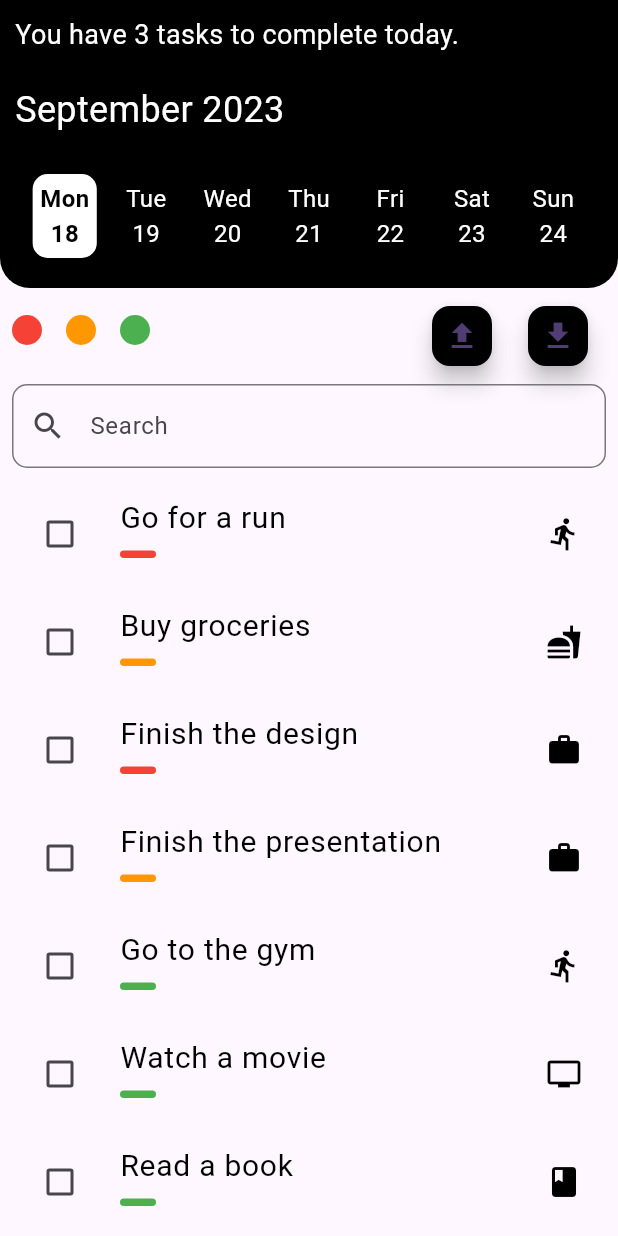
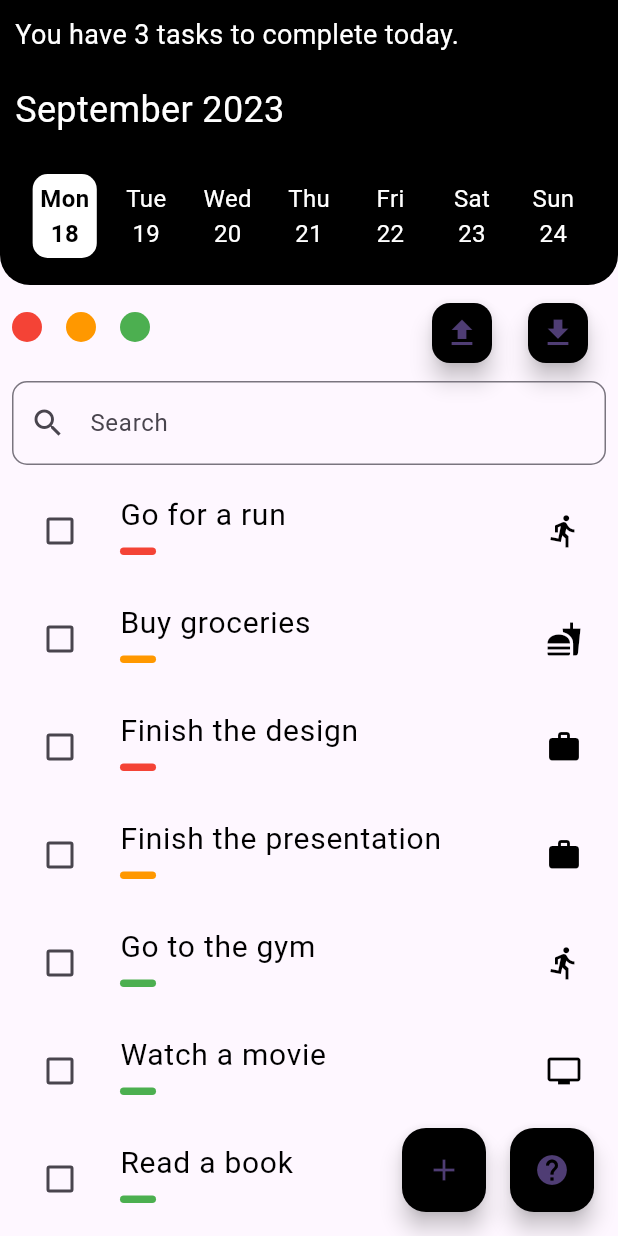
Before and after one commit to HasalaDissanayake/TaskManager-Flutter, a Flutter app: the TodoScreen widget shown alone on an empty page, opened directly, after a tap on the "download" icon, on a phone screen of 412 x 824 dp. Run offline on Flutter 3.47's test engine with Material 2 defaults, Android fonts, the phone set to English and light mode, and no system bars; drawn by our look-alikes of flutter_slidable; our stand-ins replace accordion, file_picker, flutter_svg, pdf.

Commit message:
fix the add button

```diff
--- a/lib/screens/list.dart
+++ b/lib/screens/list.dart
@@ -2,6 +2,8 @@ import 'package:flutter/material.dart';
 import 'package:intl/intl.dart';
 import 'package:flutter_slidable/flutter_slidable.dart';
 import 'package:file_picker/file_picker.dart';
+import 'package:pdf/pdf.dart';
+import 'package:pdf/widgets.dart' as pdfLib;
 
 void main() {
   runApp(const TodoApp());
@@ -106,8 +108,10 @@ class _TodoScreenState extends State<TodoScreen> {
   Widget build(BuildContext context) {
     final now = DateTime.now();
     final startOfWeek = now.subtract(Duration(days: now.weekday - 1));
-    final weekDates = List.generate(7, (index) => startOfWeek.add(Duration(days: index)));
-    final weekDaysName = weekDates.map((date) => DateFormat('E').format(date)).toList();
+    final weekDates =
+        List.generate(7, (index) => startOfWeek.add(Duration(days: index)));
+    final weekDaysName =
+        weekDates.map((date) => DateFormat('E').format(date)).toList();
 
     //icons for the categories
     final categoryIcons = {
@@ -126,10 +130,13 @@ class _TodoScreenState extends State<TodoScreen> {
       'Medium': Colors.orange,
       'Low': Colors.green,
     };
-
-    return ListView(
+    return Stack(
       children: [
-        Container(
+        ListView(
+          children: [
+            SizedBox(
+              height: 190,
+              child: Container(
                 decoration: const BoxDecoration(
                   borderRadius: BorderRadius.only(
                     bottomLeft: Radius.circular(20.0),
@@ -151,7 +158,10 @@ class _TodoScreenState extends State<TodoScreen> {
                       padding: const EdgeInsets.all(10.0),
                       child: Text(
                         DateFormat.yMMMM().format(DateTime.now()),
-                  style: TextStyle(color: Colors.white, fontSize: 24.0,background: Paint()..color = Colors.black),
+                        style: TextStyle(
+                            color: Colors.white,
+                            fontSize: 24.0,
+                            background: Paint()..color = Colors.black),
                       ),
                     ),
                     // Display the days of the week with dates in a grid
@@ -160,7 +170,8 @@ class _TodoScreenState extends State<TodoScreen> {
                       child: Container(
                         height: 60,
                         child: GridView.builder(
-                    gridDelegate: const SliverGridDelegateWithFixedCrossAxisCount(
+                          gridDelegate:
+                              const SliverGridDelegateWithFixedCrossAxisCount(
                             crossAxisCount: 7, // 2 columns
                           ),
                           itemCount: weekDaysName.length,
@@ -168,13 +179,18 @@ class _TodoScreenState extends State<TodoScreen> {
                             final dayName = weekDaysName[index];
                             final date = weekDates[index].day.toString();
 
-                      final isToday = date == now.day.toString(); // Check if it's today's date
+                            final isToday = date ==
+                                now.day
+                                    .toString(); // Check if it's today's date
 
                             return Column(
                               children: [
                                 Container(
                                   decoration: BoxDecoration(
-                              color: isToday ? Colors.white : Colors.black, // Highlighted background color
+                                    color: isToday
+                                        ? Colors.white
+                                        : Colors
+                                            .black, // Highlighted background color
                                     borderRadius: BorderRadius.circular(10.0),
                                   ),
                                   padding: const EdgeInsets.all(5.0),
@@ -183,17 +199,25 @@ class _TodoScreenState extends State<TodoScreen> {
                                       Text(
                                         dayName,
                                         style: TextStyle(
-                                    color: isToday ? Colors.black : Colors.white,
+                                          color: isToday
+                                              ? Colors.black
+                                              : Colors.white,
                                           fontSize: 16.0,
-                                    fontWeight: isToday ? FontWeight.bold : FontWeight.normal,
+                                          fontWeight: isToday
+                                              ? FontWeight.bold
+                                              : FontWeight.normal,
                                         ),
                                       ),
                                       Text(
                                         date,
                                         style: TextStyle(
-                                    color: isToday ? Colors.black : Colors.white,
+                                          color: isToday
+                                              ? Colors.black
+                                              : Colors.white,
                                           fontSize: 16.0,
-                                    fontWeight: isToday ? FontWeight.bold : FontWeight.normal,
+                                          fontWeight: isToday
+                                              ? FontWeight.bold
+                                              : FontWeight.normal,
                                         ),
                                       ),
                                     ],
@@ -206,6 +230,7 @@ class _TodoScreenState extends State<TodoScreen> {
                       ),
                     ),
                   ],
+                ),
               ),
             ),
             Column(
@@ -249,7 +274,7 @@ class _TodoScreenState extends State<TodoScreen> {
                     Spacer(), // This will push the following Row to the right
                     Padding(
                       padding: const EdgeInsets.only(top: 8.0),
-                  child:Row(
+                      child: Row(
                         mainAxisAlignment: MainAxisAlignment.spaceAround,
                         children: [
                           FloatingActionButton(
@@ -261,17 +286,19 @@ class _TodoScreenState extends State<TodoScreen> {
                             tooltip: 'Upload a task list',
                             backgroundColor: Colors.black,
                           ),
-                    SizedBox(width: 16.0), // Add some spacing between buttons
+                          SizedBox(
+                              width: 16.0), // Add some spacing between buttons
                           FloatingActionButton(
                             mini: true,
                             onPressed: () {
-                        // Handle download button press
+                              downloadTaskList();
                             },
                             child: const Icon(Icons.download),
                             tooltip: 'Download a task list',
                             backgroundColor: Colors.black,
                           ),
-                    SizedBox(width: 16.0), // Add some spacing between buttons
+                          SizedBox(
+                              width: 16.0), // Add some spacing between buttons
                         ],
                       ),
                     )
@@ -314,14 +341,14 @@ class _TodoScreenState extends State<TodoScreen> {
                         ),
                       ],
                       child: ListTile(
-                    leading:
-                    Checkbox(
+                        leading: Checkbox(
                           value: task['isDone'],
                           checkColor: Colors.white,
                           activeColor: Colors.black,
                           onChanged: (bool? newValue) {
                             setState(() {
-                          task['isDone'] = newValue ?? false; // Update the 'isDone' property based on the new value
+                              task['isDone'] = newValue ??
+                                  false; // Update the 'isDone' property based on the new value
                             });
                           },
                         ),
@@ -330,7 +357,9 @@ class _TodoScreenState extends State<TodoScreen> {
                           style: TextStyle(
                             color: task['isDone'] ? Colors.grey : Colors.black,
                             fontSize: 20.0,
-                        decoration: task['isDone']? TextDecoration.lineThrough : TextDecoration.none,
+                            decoration: task['isDone']
+                                ? TextDecoration.lineThrough
+                                : TextDecoration.none,
                           ),
                         ),
                         subtitle: Row(
@@ -354,22 +383,16 @@ class _TodoScreenState extends State<TodoScreen> {
                     );
                   },
                 ),
-              Padding(
-                padding: const EdgeInsets.all(8.0),
+              ],
+            ),
+          ],
+        ),
+        Positioned(
+          bottom: 16.0, // Adjust the position as needed
+          right: 16.0, // Adjust the position as needed
           child: Row(
-                  mainAxisAlignment: MainAxisAlignment.spaceBetween,
+            mainAxisAlignment: MainAxisAlignment.end,
             children: [
-                    Align(
-                      alignment: Alignment.centerLeft,
-                      child: FloatingActionButton(
-                        onPressed: () {
-                          // Handle FAQ button press
-                        },
-                        child: const Icon(Icons.help),
-                        tooltip: 'FAQ',
-                        backgroundColor: Colors.black,
-                      ),
-                    ),
               FloatingActionButton(
                 onPressed: () {
                   // Handle add new task button press
@@ -378,14 +401,22 @@ class _TodoScreenState extends State<TodoScreen> {
                 tooltip: 'Add a new task',
                 backgroundColor: Colors.black,
               ),
+              SizedBox(width: 16.0), // Add some spacing between buttons
+              FloatingActionButton(
+                onPressed: () {
+                  // Handle FAQ button press
+                },
+                child: const Icon(Icons.help),
+                tooltip: 'FAQ',
+                backgroundColor: Colors.black,
+              ),
             ],
           ),
         ),
       ],
-        ),
-      ],
     );
   }
+
   void _showUploadDialog(BuildContext context) {
     showDialog(
       context: context,
@@ -396,7 +427,8 @@ class _TodoScreenState extends State<TodoScreen> {
           actions: <Widget>[
             TextButton(
               onPressed: () async {
-                FilePickerResult? result = await FilePicker.platform.pickFiles();
+                FilePickerResult? result =
+                    await FilePicker.platform.pickFiles();
                 if (result != null) {
                   // Handle the selected file
                   PlatformFile file = result.files.first;
@@ -423,4 +455,34 @@ class _TodoScreenState extends State<TodoScreen> {
       },
     );
   }
+
+  void downloadTaskList() {
+    final pdf=pdfLib.Document();
+    savePdf(pdf);
   }
+
+  pdfLib.Document generatePdf() {
+  // Create a PDF document
+  final pdf = pdfLib.Document();
+
+  // Add content to the PDF
+  pdf.addPage(
+    pdfLib.Page(
+      pageFormat: PdfPageFormat.a4,
+      build: (context) {
+        return pdfLib.Center(
+          child: pdfLib.Text('Your task list goes here.'),
+        );
+      },
+    ),
+  );
+  return pdf;
+  }
+
+  void savePdf(pdfLib.Document pdf) {
+    // Save the PDF to a file (you'll need proper permissions to save files)
+    // For simplicity, we'll print a message indicating the file path.
+    final filePath = '/path/to/your/task_list.pdf';
+    print('PDF saved to: $filePath');
+  }
+}
```
Lines whose indentation alone changed are shown as unchanged.
